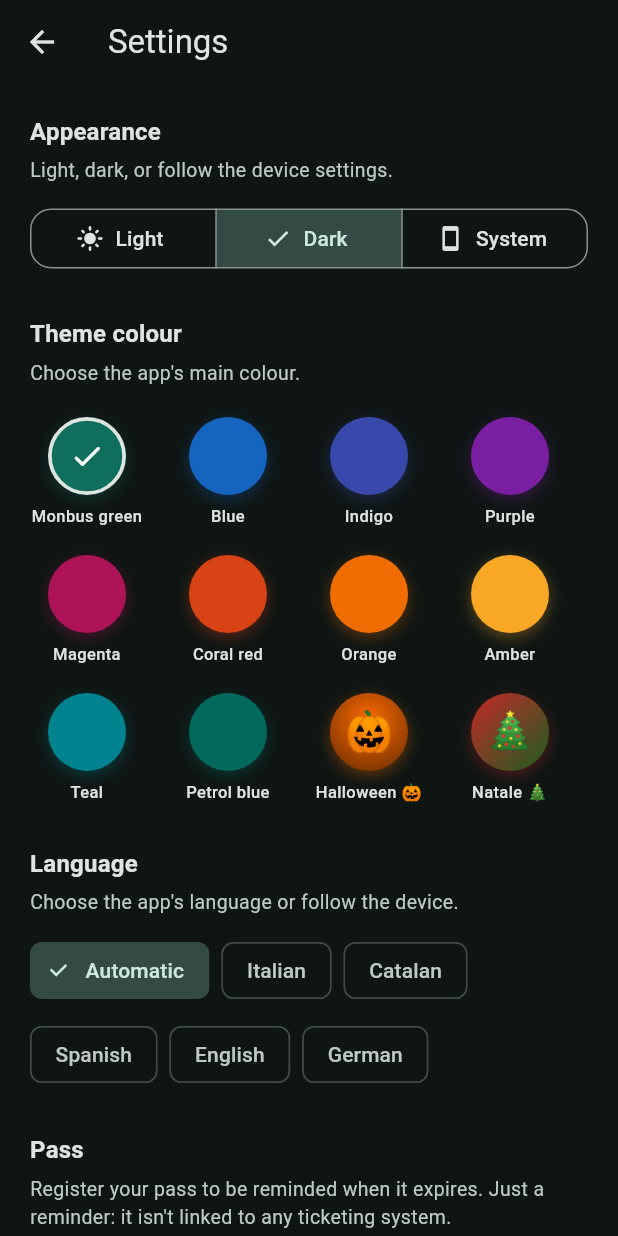
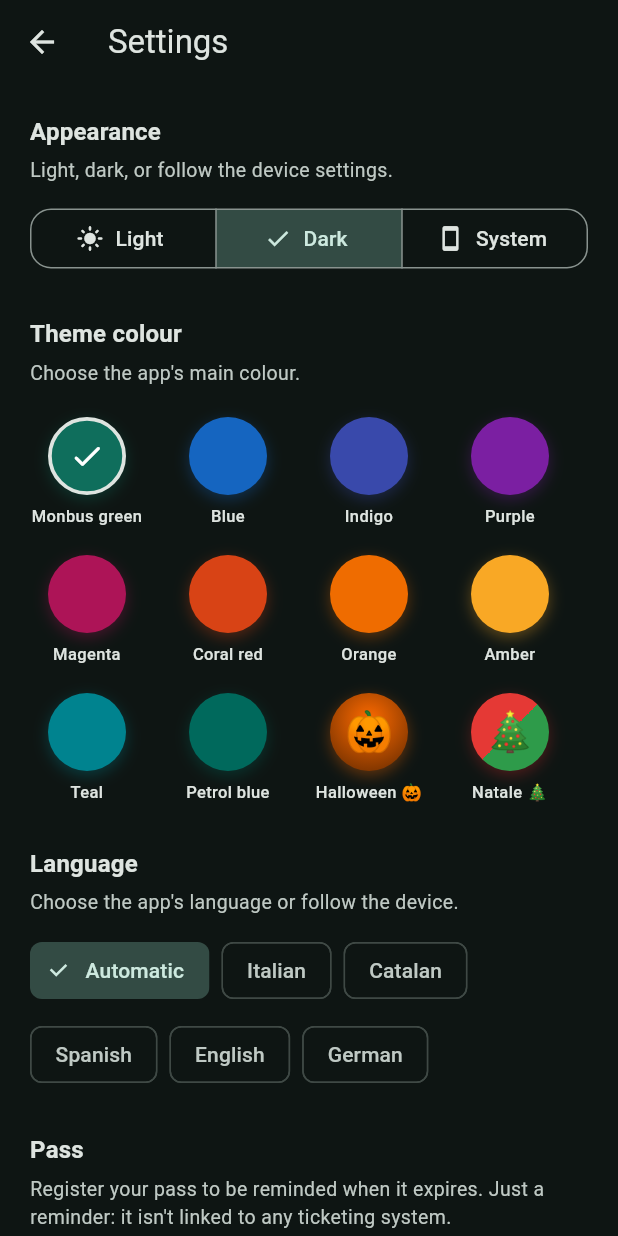
Before and after one commit to Eddi03R/BUS-Tarragona-Reus, a Flutter app: the SettingsScreen screen opened directly, after a tap on "Light", after a tap on "Dark", on a phone screen of 412 x 824 dp. Run offline on Flutter 3.47's test engine with Material 3 defaults, Android fonts, the phone set to English and light mode, and no system bars; our stand-ins replace geolocator, share_plus, shared_preferences; accounts and stored records are empty; generated files the repository leaves out were written again.

Commit message:
Christmas theme: lighter colors, hard red/green split, scattered snowflakes
Co-Authored-By: Claude Sonnet 5.5 <noreply@anthropic.com>
Claude-Session: https://claude.ai/code/session_01UV1EzF4wFADnySSv9XwhHf

```diff
--- a/lib/screens/home_screen.dart
+++ b/lib/screens/home_screen.dart
@@ -300,7 +300,11 @@ class _HomeScreenState extends State<HomeScreen> {
     final dateLabel = DateFormat('EEE d MMM', localeName).format(_date);
     final favorites = _favorites.items;
     final isHalloween = ThemeController.instance.isHalloween;
-    final seed = isHalloween ? const Color(0xFFFF6B00) : ThemeController.instance.seedColor;
+    final seed = isHalloween
+        ? const Color(0xFFFF6B00)
+        : ThemeController.instance.isChristmas
+            ? const Color(0xFFE53935)
+            : ThemeController.instance.seedColor;
     final onSeed = seed.computeLuminance() > 0.35 ? Colors.black87 : Colors.white;
     final isNight = _tab == _HomeTab.nightlife;
 
@@ -403,8 +407,15 @@ class _HomeScreenState extends State<HomeScreen> {
                 colors: isHalloween
                     ? const [Color(0xFFE8600A), Color(0xFF1A0500)]
                     : isChristmas
-                        ? const [Color(0xFFC62829), Color(0xFF1B5E20)]
+                        // Taglio netto rosso/verde con filo bianco: niente
+                        // tonalità fangose a metà sfumatura.
+                        ? const [
+                            Color(0xFFE53935), Color(0xFFE53935),
+                            Color(0xFFFFFFFF), Color(0xFFFFFFFF),
+                            Color(0xFF2E9B4A), Color(0xFF2E9B4A),
+                          ]
                         : [seed, Color.lerp(seed, Colors.black, 0.28)!],
+                stops: isChristmas ? const [0, 0.66, 0.66, 0.675, 0.675, 1] : null,
                 begin: Alignment.topLeft,
                 end: Alignment.bottomRight,
               ),
@@ -792,6 +803,14 @@ class _HomeScreenState extends State<HomeScreen> {
     final isChristmas = ThemeController.instance.isChristmas;
     return Stack(
       children: [
+        if (isChristmas)
+          const Positioned.fill(
+            child: IgnorePointer(child: SnowScatter()),
+          ),
+        if (isChristmas)
+          const Positioned.fill(
+            child: IgnorePointer(child: SnowScatter()),
+          ),
         Padding(
       padding: const EdgeInsets.fromLTRB(16, 16, 16, 32),
       child: Column(
--- a/lib/screens/settings_screen.dart
+++ b/lib/screens/settings_screen.dart
@@ -438,7 +438,11 @@ class _ColorSwatch extends StatelessWidget {
                       )
                     : isChristmas
                         ? const LinearGradient(
-                            colors: [Color(0xFFC62829), Color(0xFF1B5E20)],
+                            colors: [
+                              Color(0xFFE53935), Color(0xFFE53935),
+                              Color(0xFF2E9B4A), Color(0xFF2E9B4A),
+                            ],
+                            stops: [0, 0.5, 0.5, 1],
                             begin: Alignment.topLeft,
                             end: Alignment.bottomRight,
                           )
--- a/lib/theme/app_theme.dart
+++ b/lib/theme/app_theme.dart
@@ -79,8 +79,8 @@ class AppTheme {
 
   /// Tema natalizio: sempre chiaro, rosso/verde su sfondo "neve".
   static ThemeData christmas() {
-    const red = Color(0xFFC62829);
-    const green = Color(0xFF1B5E20);
+    const red = Color(0xFFE53935);
+    const green = Color(0xFF2E9B4A);
     const snow = Color(0xFFF8FBFF);
 
     final base = ColorScheme.fromSeed(seedColor: red, brightness: Brightness.light);
```
Also changed, not shown: lib/widgets/christmas_decorations.dart (+50 -8 lines).
